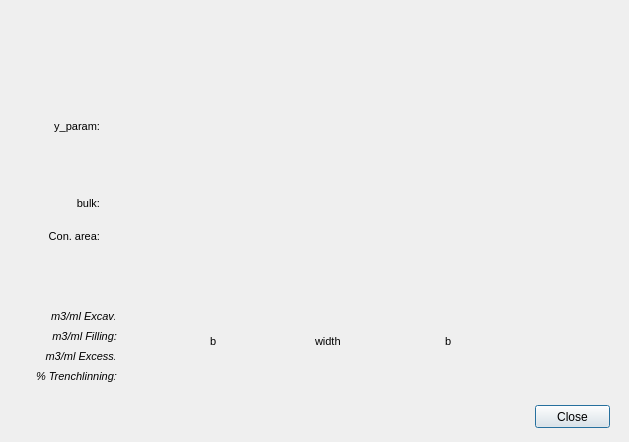
Before: the Qt Designer form ui/info_crossect.ui in Giswater/giswater_qgis_plugin, drawn with Qt 5.
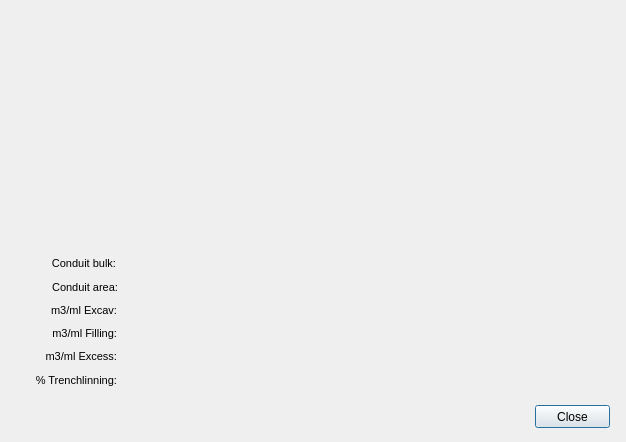
After: the same form once the commit is applied.

Commit message: Clean an harmonize crossection dialog

Patch:
```diff
--- a/ui/info_crossect.ui
+++ b/ui/info_crossect.ui
@@ -6,7 +6,7 @@
    <rect>
     <x>0</x>
     <y>0</y>
-    <width>629</width>
+    <width>626</width>
     <height>442</height>
    </rect>
   </property>
@@ -54,8 +54,8 @@
    </property>
    <property name="geometry">
     <rect>
-     <x>115</x>
-     <y>196</y>
+     <x>120</x>
+     <y>258</y>
      <width>45</width>
      <height>15</height>
     </rect>
@@ -85,14 +85,14 @@
     <number>0</number>
    </property>
    <property name="alignment">
-    <set>Qt::AlignCenter</set>
+    <set>Qt::AlignLeading|Qt::AlignLeft|Qt::AlignVCenter</set>
    </property>
   </widget>
   <widget class="QLabel" name="lbl_cost_excav">
    <property name="geometry">
     <rect>
      <x>20</x>
-     <y>305</y>
+     <y>299</y>
      <width>97</width>
      <height>22</height>
     </rect>
@@ -100,7 +100,7 @@
    <property name="font">
     <font>
      <pointsize>8</pointsize>
-     <italic>true</italic>
+     <italic>false</italic>
     </font>
    </property>
    <property name="frameShape">
@@ -125,87 +125,14 @@
     <number>3</number>
    </property>
   </widget>
-  <widget class="QLabel" name="lbl_cost_width">
-   <property name="geometry">
-    <rect>
-     <x>315</x>
-     <y>330</y>
-     <width>53</width>
-     <height>22</height>
-    </rect>
-   </property>
-   <property name="font">
-    <font>
-     <pointsize>8</pointsize>
-    </font>
-   </property>
-   <property name="frameShape">
-    <enum>QFrame::NoFrame</enum>
-   </property>
-   <property name="frameShadow">
-    <enum>QFrame::Raised</enum>
-   </property>
-   <property name="text">
-    <string>width</string>
-   </property>
-   <property name="textFormat">
-    <enum>Qt::AutoText</enum>
-   </property>
-   <property name="scaledContents">
-    <bool>false</bool>
-   </property>
-   <property name="margin">
-    <number>3</number>
-   </property>
-  </widget>
-  <widget class="QLineEdit" name="z11">
+  <widget class="QLineEdit" name="m3mlexc">
    <property name="enabled">
     <bool>false</bool>
    </property>
    <property name="geometry">
     <rect>
-     <x>500</x>
-     <y>245</y>
-     <width>45</width>
-     <height>15</height>
-    </rect>
-   </property>
-   <property name="font">
-    <font>
-     <pointsize>7</pointsize>
-     <kerning>true</kerning>
-    </font>
-   </property>
-   <property name="autoFillBackground">
-    <bool>false</bool>
-   </property>
-   <property name="inputMask">
-    <string/>
-   </property>
-   <property name="text">
-    <string/>
-   </property>
-   <property name="frame">
-    <bool>false</bool>
-   </property>
-   <property name="echoMode">
-    <enum>QLineEdit::Normal</enum>
-   </property>
-   <property name="cursorPosition">
-    <number>0</number>
-   </property>
-   <property name="alignment">
-    <set>Qt::AlignCenter</set>
-   </property>
-  </widget>
-  <widget class="QLineEdit" name="m3mlexc_2">
-   <property name="enabled">
-    <bool>false</bool>
-   </property>
-   <property name="geometry">
-    <rect>
-     <x>115</x>
-     <y>310</y>
+     <x>120</x>
+     <y>304</y>
      <width>45</width>
      <height>15</height>
     </rect>
@@ -236,83 +163,14 @@
     <number>0</number>
    </property>
    <property name="alignment">
-    <set>Qt::AlignCenter</set>
-   </property>
-  </widget>
-  <widget class="QLabel" name="lbl_cost_y_param">
-   <property name="geometry">
-    <rect>
-     <x>35</x>
-     <y>115</y>
-     <width>65</width>
-     <height>22</height>
-    </rect>
-   </property>
-   <property name="font">
-    <font>
-     <pointsize>8</pointsize>
-    </font>
-   </property>
-   <property name="frameShape">
-    <enum>QFrame::NoFrame</enum>
-   </property>
-   <property name="frameShadow">
-    <enum>QFrame::Raised</enum>
-   </property>
-   <property name="text">
-    <string>y_param:</string>
-   </property>
-   <property name="textFormat">
-    <enum>Qt::AutoText</enum>
-   </property>
-   <property name="scaledContents">
-    <bool>false</bool>
-   </property>
-   <property name="alignment">
-    <set>Qt::AlignRight|Qt::AlignTrailing|Qt::AlignVCenter</set>
-   </property>
-   <property name="margin">
-    <number>3</number>
-   </property>
-  </widget>
-  <widget class="QLabel" name="lbl_cost_b_left">
-   <property name="geometry">
-    <rect>
-     <x>210</x>
-     <y>330</y>
-     <width>17</width>
-     <height>22</height>
-    </rect>
-   </property>
-   <property name="font">
-    <font>
-     <pointsize>8</pointsize>
-    </font>
-   </property>
-   <property name="frameShape">
-    <enum>QFrame::NoFrame</enum>
-   </property>
-   <property name="frameShadow">
-    <enum>QFrame::Raised</enum>
-   </property>
-   <property name="text">
-    <string>b</string>
-   </property>
-   <property name="textFormat">
-    <enum>Qt::AutoText</enum>
-   </property>
-   <property name="scaledContents">
-    <bool>false</bool>
-   </property>
-   <property name="margin">
-    <number>3</number>
+    <set>Qt::AlignLeading|Qt::AlignLeft|Qt::AlignVCenter</set>
    </property>
   </widget>
   <widget class="QLabel" name="lbl_cost_trench">
    <property name="geometry">
     <rect>
      <x>11</x>
-     <y>365</y>
+     <y>369</y>
      <width>106</width>
      <height>22</height>
     </rect>
@@ -320,7 +178,7 @@
    <property name="font">
     <font>
      <pointsize>8</pointsize>
-     <italic>true</italic>
+     <italic>false</italic>
     </font>
    </property>
    <property name="frameShape">
@@ -391,8 +249,8 @@
    </property>
    <property name="geometry">
     <rect>
-     <x>115</x>
-     <y>119</y>
+     <x>132</x>
+     <y>111</y>
      <width>45</width>
      <height>15</height>
     </rect>
@@ -422,7 +280,7 @@
     <number>0</number>
    </property>
    <property name="alignment">
-    <set>Qt::AlignCenter</set>
+    <set>Qt::AlignRight|Qt::AlignTrailing|Qt::AlignVCenter</set>
    </property>
   </widget>
   <widget class="QLabel" name="lbl_cost_exc">
@@ -437,7 +295,7 @@
    <property name="font">
     <font>
      <pointsize>8</pointsize>
-     <italic>true</italic>
+     <italic>false</italic>
     </font>
    </property>
    <property name="frameShape">
@@ -468,8 +326,8 @@
    </property>
    <property name="geometry">
     <rect>
-     <x>115</x>
-     <y>227</y>
+     <x>120</x>
+     <y>281</y>
      <width>45</width>
      <height>15</height>
     </rect>
@@ -499,7 +357,7 @@
     <number>0</number>
    </property>
    <property name="alignment">
-    <set>Qt::AlignCenter</set>
+    <set>Qt::AlignLeading|Qt::AlignLeft|Qt::AlignVCenter</set>
    </property>
   </widget>
   <widget class="QLineEdit" name="geom1">
@@ -548,7 +406,7 @@
    </property>
    <property name="geometry">
     <rect>
-     <x>430</x>
+     <x>429</x>
      <y>350</y>
      <width>45</width>
      <height>15</height>
@@ -579,7 +437,7 @@
     <number>0</number>
    </property>
    <property name="alignment">
-    <set>Qt::AlignCenter</set>
+    <set>Qt::AlignLeading|Qt::AlignLeft|Qt::AlignVCenter</set>
    </property>
   </widget>
   <widget class="QLineEdit" name="m3mlfill_2">
@@ -588,8 +446,8 @@
    </property>
    <property name="geometry">
     <rect>
-     <x>115</x>
-     <y>330</y>
+     <x>120</x>
+     <y>327</y>
      <width>45</width>
      <height>15</height>
     </rect>
@@ -620,7 +478,7 @@
     <number>0</number>
    </property>
    <property name="alignment">
-    <set>Qt::AlignCenter</set>
+    <set>Qt::AlignLeading|Qt::AlignLeft|Qt::AlignVCenter</set>
    </property>
   </widget>
   <widget class="QLineEdit" name="total_y">
@@ -669,7 +527,7 @@
    </property>
    <property name="geometry">
     <rect>
-     <x>115</x>
+     <x>120</x>
      <y>350</y>
      <width>45</width>
      <height>15</height>
@@ -701,7 +559,7 @@
     <number>0</number>
    </property>
    <property name="alignment">
-    <set>Qt::AlignCenter</set>
+    <set>Qt::AlignLeading|Qt::AlignLeft|Qt::AlignVCenter</set>
    </property>
   </widget>
   <widget class="QLineEdit" name="m2mlbottom_2">
@@ -747,9 +605,9 @@
   <widget class="QLabel" name="lbl_cost_area">
    <property name="geometry">
     <rect>
-     <x>24</x>
-     <y>225</y>
-     <width>76</width>
+     <x>12</x>
+     <y>276</y>
+     <width>106</width>
      <height>22</height>
     </rect>
    </property>
@@ -765,7 +623,7 @@
     <enum>QFrame::Raised</enum>
    </property>
    <property name="text">
-    <string>Con. area:</string>
+    <string>Conduit area:</string>
    </property>
    <property name="textFormat">
     <enum>Qt::AutoText</enum>
@@ -784,7 +642,7 @@
    <property name="geometry">
     <rect>
      <x>20</x>
-     <y>325</y>
+     <y>322</y>
      <width>97</width>
      <height>22</height>
     </rect>
@@ -792,7 +650,7 @@
    <property name="font">
     <font>
      <pointsize>8</pointsize>
-     <italic>true</italic>
+     <italic>false</italic>
     </font>
    </property>
    <property name="frameShape">
@@ -817,49 +675,16 @@
     <number>3</number>
    </property>
   </widget>
-  <widget class="QLabel" name="lbl_cost_b_right">
-   <property name="geometry">
-    <rect>
-     <x>445</x>
-     <y>330</y>
-     <width>17</width>
-     <height>22</height>
-    </rect>
-   </property>
-   <property name="font">
-    <font>
-     <pointsize>8</pointsize>
-    </font>
-   </property>
-   <property name="frameShape">
-    <enum>QFrame::NoFrame</enum>
-   </property>
-   <property name="frameShadow">
-    <enum>QFrame::Raised</enum>
-   </property>
-   <property name="text">
-    <string>b</string>
-   </property>
-   <property name="textFormat">
-    <enum>Qt::AutoText</enum>
-   </property>
-   <property name="scaledContents">
-    <bool>false</bool>
-   </property>
-   <property name="margin">
-    <number>3</number>
-   </property>
-  </widget>
-  <widget class="QLineEdit" name="m2mltrenchl_2">
+  <widget class="QLineEdit" name="m2mltrenchl">
    <property name="enabled">
     <bool>false</bool>
    </property>
    <property name="geometry">
     <rect>
-     <x>115</x>
+     <x>120</x>
      <y>375</y>
      <width>45</width>
-     <height>10</height>
+     <height>13</height>
     </rect>
    </property>
    <property name="font">
@@ -888,7 +713,7 @@
     <number>0</number>
    </property>
    <property name="alignment">
-    <set>Qt::AlignCenter</set>
+    <set>Qt::AlignLeading|Qt::AlignLeft|Qt::AlignVCenter</set>
    </property>
   </widget>
   <widget class="QLineEdit" name="rec_y">
@@ -977,7 +802,7 @@
    </property>
    <property name="geometry">
     <rect>
-     <x>195</x>
+     <x>201</x>
      <y>350</y>
      <width>45</width>
      <height>15</height>
@@ -1008,7 +833,7 @@
     <number>0</number>
    </property>
    <property name="alignment">
-    <set>Qt::AlignCenter</set>
+    <set>Qt::AlignRight|Qt::AlignTrailing|Qt::AlignVCenter</set>
    </property>
   </widget>
   <widget class="QLineEdit" name="width">
@@ -1018,7 +843,7 @@
    <property name="geometry">
     <rect>
      <x>315</x>
-     <y>355</y>
+     <y>351</y>
      <width>45</width>
      <height>15</height>
     </rect>
@@ -1054,9 +879,9 @@
   <widget class="QLabel" name="lbl_cost_bulk">
    <property name="geometry">
     <rect>
-     <x>35</x>
-     <y>192</y>
-     <width>65</width>
+     <x>16</x>
+     <y>252</y>
+     <width>100</width>
      <height>22</height>
     </rect>
    </property>
@@ -1072,7 +897,7 @@
     <enum>QFrame::Raised</enum>
    </property>
    <property name="text">
-    <string>bulk:</string>
+    <string>Conduit bulk:</string>
    </property>
    <property name="textFormat">
     <enum>Qt::AutoText</enum>
@@ -1093,8 +918,48 @@
    </property>
    <property name="geometry">
     <rect>
-     <x>500</x>
-     <y>220</y>
+     <x>495</x>
+     <y>189</y>
+     <width>45</width>
+     <height>15</height>
+    </rect>
+   </property>
+   <property name="font">
+    <font>
+     <pointsize>7</pointsize>
+     <kerning>true</kerning>
+    </font>
+   </property>
+   <property name="autoFillBackground">
+    <bool>false</bool>
+   </property>
+   <property name="inputMask">
+    <string/>
+   </property>
+   <property name="text">
+    <string/>
+   </property>
+   <property name="frame">
+    <bool>false</bool>
+   </property>
+   <property name="echoMode">
+    <enum>QLineEdit::Normal</enum>
+   </property>
+   <property name="cursorPosition">
+    <number>0</number>
+   </property>
+   <property name="alignment">
+    <set>Qt::AlignCenter</set>
+   </property>
+  </widget>
+  <widget class="QLineEdit" name="geom1">
+   <property name="enabled">
+    <bool>false</bool>
+   </property>
+   <property name="geometry">
+    <rect>
+     <x>495</x>
+     <y>255</y>
      <width>45</width>
      <height>15</height>
     </rect>
```
Left out of the diff: 14 changed lines with no effect on the pictures.
